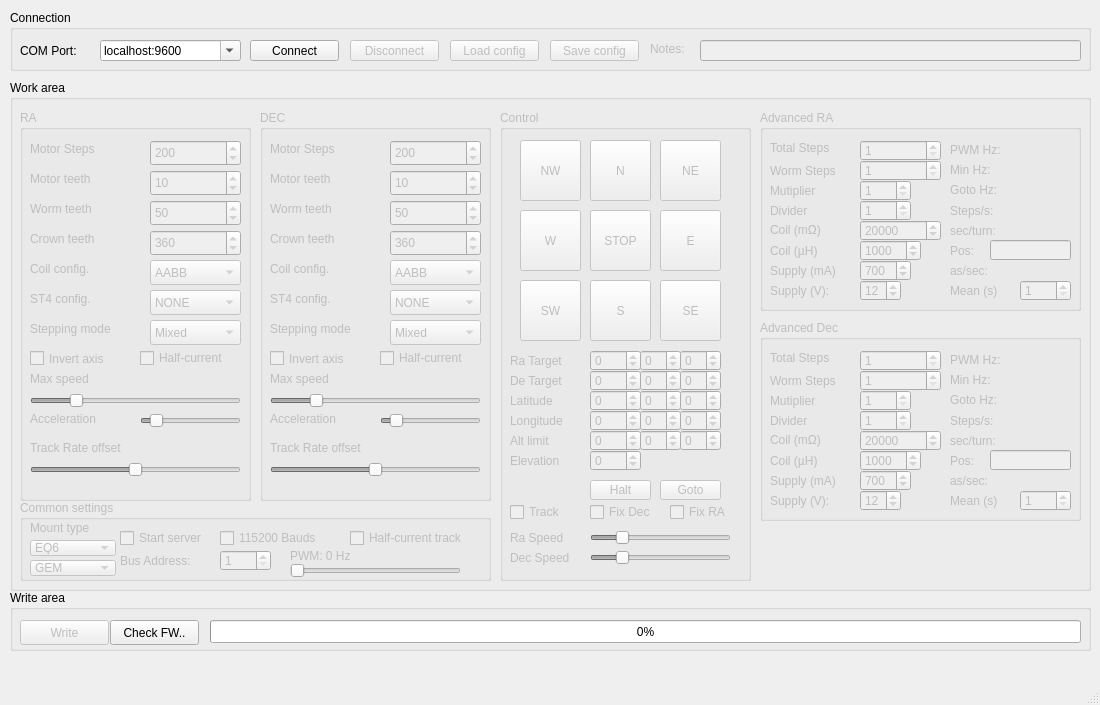
The window that mainwindow.ui (ahp-electronics/gt-configurator) describes before a commit, drawn with Qt 5.
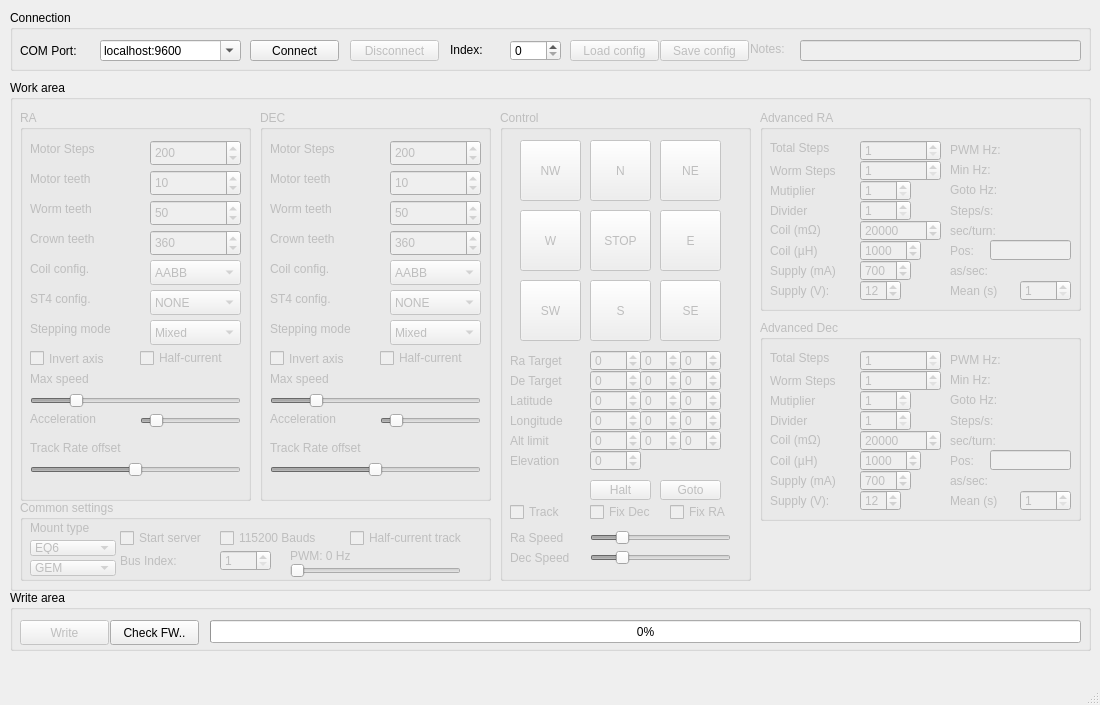
The same window after the commit.

Commit message: Add device bus selection

What changed in the file:
```diff
--- a/mainwindow.ui
+++ b/mainwindow.ui
@@ -2490,7 +2490,7 @@
        </rect>
       </property>
       <property name="text">
-       <string>Bus Address:</string>
+       <string>Bus Index:</string>
       </property>
      </widget>
      <widget class="QCheckBox" name="Server">
@@ -2610,7 +2610,7 @@
      </property>
      <property name="geometry">
       <rect>
-       <x>440</x>
+       <x>560</x>
        <y>30</y>
        <width>89</width>
        <height>21</height>
@@ -2626,7 +2626,7 @@
      </property>
      <property name="geometry">
       <rect>
-       <x>540</x>
+       <x>650</x>
        <y>30</y>
        <width>89</width>
        <height>21</height>
@@ -2642,7 +2642,7 @@
      </property>
      <property name="geometry">
       <rect>
-       <x>640</x>
+       <x>740</x>
        <y>30</y>
        <width>51</width>
        <height>17</height>
@@ -2658,13 +2658,45 @@
      </property>
      <property name="geometry">
       <rect>
-       <x>690</x>
+       <x>790</x>
        <y>30</y>
-       <width>381</width>
+       <width>281</width>
        <height>21</height>
       </rect>
      </property>
     </widget>
+    <widget class="QSpinBox" name="Index">
+     <property name="geometry">
+      <rect>
+       <x>500</x>
+       <y>30</y>
+       <width>51</width>
+       <height>21</height>
+      </rect>
+     </property>
+     <property name="minimum">
+      <number>0</number>
+     </property>
+     <property name="maximum">
+      <number>127</number>
+     </property>
+     <property name="value">
+      <number>0</number>
+     </property>
+    </widget>
+    <widget class="QLabel" name="label_18">
+     <property name="geometry">
+      <rect>
+       <x>440</x>
+       <y>30</y>
+       <width>51</width>
+       <height>20</height>
+      </rect>
+     </property>
+     <property name="text">
+      <string>Index:</string>
+     </property>
+    </widget>
    </widget>
    <widget class="QGroupBox" name="WriteArea">
     <property name="enabled">
```
Left out of the diff: 2 changed lines with no effect on the pictures. The commit also changes 2 other files.
